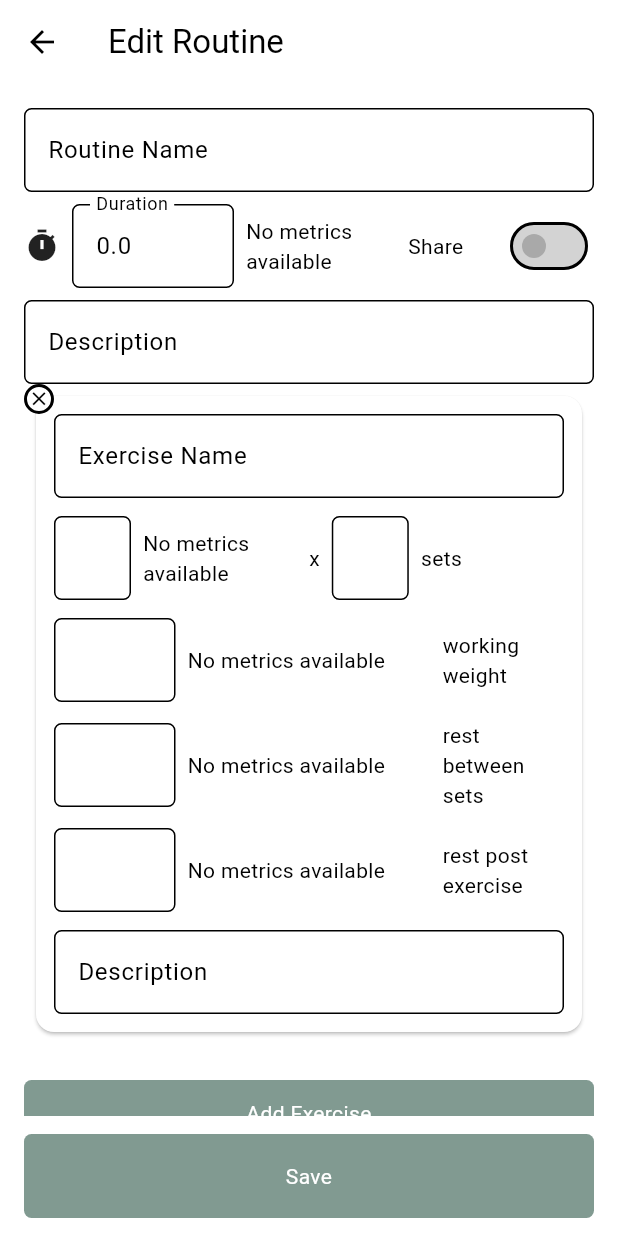
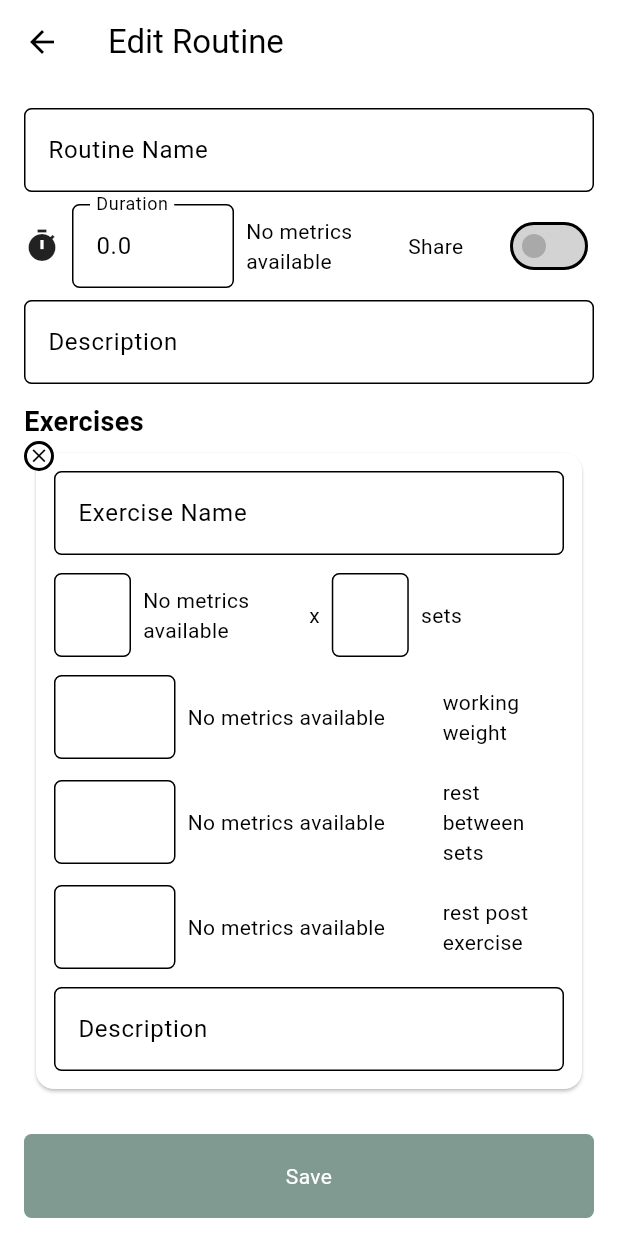
Before and after one commit to talbiol/climbing_app_v4, a Flutter app: the RoutineViewScreen screen opened directly with empty values, after a tap on the "edit" icon, on a phone screen of 412 x 824 dp. Run offline on Flutter 3.47's test engine with Material 3 defaults, Android fonts, the phone set to English and light mode, and no system bars; our stand-ins replace image_picker, supabase_flutter; accounts and stored records are empty.

Commit message:
exercise view

```diff
--- a/lib/app/screens/routine_new_edit.dart
+++ b/lib/app/screens/routine_new_edit.dart
@@ -227,6 +227,16 @@ class _RoutineNewEditScreenState extends State<RoutineNewEditScreen> {
                   placeholder: 'Description',
                 ),
 
+                const SizedBox(height: 12),
+
+                const Text(
+                  'Exercises',
+                  style: TextStyle(
+                    fontSize: 18,
+                    fontWeight: FontWeight.bold,
+                  ),
+                ),
+
                 // Existing and new exercises
                 ...List.generate(widget.exercises!.length, (index) {
                   final exercise = widget.exercises![index];
--- a/lib/app/screens/routine_view.dart
+++ b/lib/app/screens/routine_view.dart
@@ -4,20 +4,22 @@ import '../../models/routine.dart';
 import '../../models/user.dart';
 import '../../models/exercise.dart';
 import '../services/routine_service.dart';
+import '../services/routine_metric_service.dart';
+import '../../widgets/exercise_box_view.dart';
 import 'routine_new_edit.dart';
 
 class RoutineViewScreen extends StatefulWidget {
   final Routine routine;
   final bool edit;
   final User loggedInUser;
-  final List<Exercise> exercises; // <-- Added this field
+  final List<Exercise> exercises;
 
   const RoutineViewScreen({
     super.key,
     required this.routine,
     required this.edit,
     required this.loggedInUser,
-    this.exercises = const [], // default empty list
+    this.exercises = const [],
   });
 
   @override
@@ -25,141 +27,135 @@ class RoutineViewScreen extends StatefulWidget {
 }
 
 class _RoutineViewScreenState extends State<RoutineViewScreen> {
-  late Future<List<Exercise>> _exercisesFuture;
   final RoutineService _routineService = RoutineService();
-  late List<Exercise> _exercises; // store exercises here
+  final RoutineMetricService _metricService = RoutineMetricService();
+
+  late Future<void> _loadFuture;
+
+  List<Exercise> _exercises = [];
+  List<Map<int, String>> routineMetrics = [];
 
   @override
   void initState() {
     super.initState();
-    _exercises = widget.exercises; // initialize with widget.exercises
-    _exercisesFuture =
-        _routineService.getExercises(widget.routine.routineId!).then((value) {
-      _exercises = value; // update state variable when future completes
-      return value;
-    });
+    _loadFuture = _loadData();
+  }
+
+  Future<void> _loadData() async {
+    // Load exercises
+    _exercises = widget.exercises.isNotEmpty
+        ? widget.exercises
+        : await _routineService.getExercises(widget.routine.routineId!);
+
+    // Load metrics
+    routineMetrics = await _metricService.getAllRoutineMetrics();
   }
 
   @override
   Widget build(BuildContext context) {
     return Scaffold(
       appBar: AppBar(
-        automaticallyImplyLeading: true,
         title: Text(widget.routine.name ?? 'Routine'),
         actions: [
-          if (widget.routine.wasTrainerPosted == false ||
-              (widget.routine.wasTrainerPosted == true &&
-                  widget.loggedInUser.isTrainer == true))
+          if (widget.routine.wasTrainerPosted == false || (widget.routine.wasTrainerPosted == true && widget.loggedInUser.isTrainer!))
             IconButton(
               icon: const Icon(Icons.edit),
-              onPressed: () {
-                Navigator.push(
+              onPressed: () async {
+                final updated = await Navigator.push<bool>(
                   context,
                   MaterialPageRoute(
-                    builder: (context) => RoutineNewEditScreen(
+                    builder: (_) => RoutineNewEditScreen(
                       create: false,
                       loggedInUser: widget.loggedInUser,
                       routine: widget.routine,
-                      exercises: _exercises, // <-- pass loaded exercises
+                      exercises: _exercises,
                     ),
                   ),
                 );
+
+                if (updated == true) {
+                  setState(() {
+                    _loadFuture = _loadData();
+                  });
+                }
               },
             ),
         ],
       ),
-      body: Padding(
+      body: FutureBuilder<void>(
+        future: _loadFuture,
+        builder: (context, snapshot) {
+          if (snapshot.connectionState == ConnectionState.waiting) {
+            return const Center(child: CircularProgressIndicator());
+          }
+
+          if (snapshot.hasError) {
+            return const Center(child: Text('Failed to load routine'));
+          }
+
+          return Padding(
             padding: const EdgeInsets.all(16),
             child: Column(
               crossAxisAlignment: CrossAxisAlignment.start,
               children: [
-            /// Routine description
-            if (widget.routine.description != null &&
-                widget.routine.description!.isNotEmpty)
+                /// Duration + Trainer row
+                Row(
+                  children: [
+                    if (widget.routine.duration != null)
+                      Expanded(
+                        child: Row(
+                          children: [
+                            const Icon(Icons.timer),
+                            const SizedBox(width: 8),
                             Text(
-                "Edit mode: ${widget.edit}\n\nDescription:\n${widget.routine.description ?? ''}",
-                style: const TextStyle(fontSize: 16),
-              ),
-            const SizedBox(height: 24),
-
-            /// Exercises title
-            const Text(
-              'Exercises',
-              style: TextStyle(
-                fontSize: 18,
-                fontWeight: FontWeight.bold,
-              ),
-            ),
-            const SizedBox(height: 12),
-
-            /// Exercises list
-            Expanded(
-              child: FutureBuilder<List<Exercise>>(
-                future: _exercisesFuture,
-                builder: (context, snapshot) {
-                  if (snapshot.connectionState == ConnectionState.waiting) {
-                    return const Center(
-                      child: CircularProgressIndicator(),
-                    );
-                  }
-
-                  if (snapshot.hasError) {
-                    return const Center(
-                      child: Text('Failed to load exercises'),
-                    );
-                  }
-
-                  final exercises = snapshot.data ?? [];
-
-                  if (exercises.isEmpty) {
-                    return const Center(
-                      child: Text('No exercises found'),
-                    );
-                  }
-
-                  return ListView.builder(
-                    itemCount: exercises.length,
-                    itemBuilder: (context, index) {
-                      final exercise = exercises[index];
-
-                      return Card(
-                        margin: const EdgeInsets.only(bottom: 12),
-                        child: Padding(
-                          padding: const EdgeInsets.all(12),
-                          child: Column(
-                            crossAxisAlignment: CrossAxisAlignment.start,
-                            children: [
-                              Text(
-                                exercise.name!,
-                                style: const TextStyle(
-                                  fontSize: 16,
-                                  fontWeight: FontWeight.bold,
-                                ),
-                              ),
-                              const SizedBox(height: 6),
-                              Text(
-                                'ID: ${exercise.exerciseId}',
-                                style: const TextStyle(
-                                  fontSize: 13,
-                                  color: Colors.grey,
-                                ),
-                              ),
-                              const SizedBox(height: 4),
-                              Text(
-                                'Order: ${exercise.exerciseOrder}',
-                                style: const TextStyle(fontSize: 14),
+                              '${widget.routine.duration} ${widget.routine.durationMetricName}',
                             ),
                           ],
                         ),
                       ),
-                      );
-                    },
+                    if (widget.routine.wasTrainerPosted == true)
+                      Expanded(
+                        child: Row(
+                          children: [
+                            const Icon(Icons.group),
+                            const SizedBox(width: 8),
+                            Text(widget.routine.trainerFullName ?? ''),
+                          ],
+                        ),
+                      ),
+                  ],
+                ),
+
+                if (widget.routine.description?.isNotEmpty == true) ...[
+                  const SizedBox(height: 24),
+                  Text(widget.routine.description!),
+                ],
+
+                const SizedBox(height: 24),
+
+                const Text(
+                  'Exercises',
+                  style: TextStyle(fontSize: 18, fontWeight: FontWeight.bold),
+                ),
+                const SizedBox(height: 4),
+
+                Expanded(
+                  child: _exercises.isEmpty
+                      ? const Center(child: Text('No exercises found'))
+                      : ListView.builder(
+                          itemCount: _exercises.length,
+                          itemBuilder: (context, index) {
+                            return ExerciseBoxView(
+                              exercise: _exercises[index],
+                              routineMetrics: routineMetrics,
                             );
                           },
                         ),
                 ),
               ],
             ),
+          );
+        },
       ),
     );
   }
```
Also changed, not shown: lib/widgets/exercise_box_view.dart (added, +88 -0 lines). Lines whose indentation alone changed are shown as unchanged.
